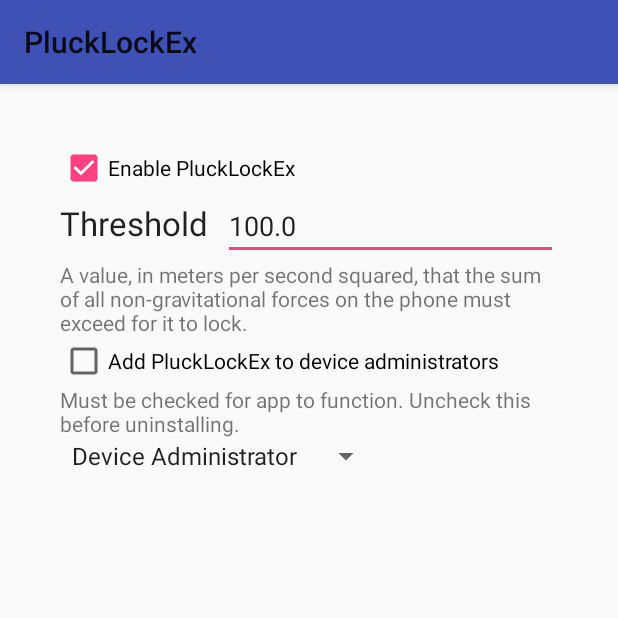
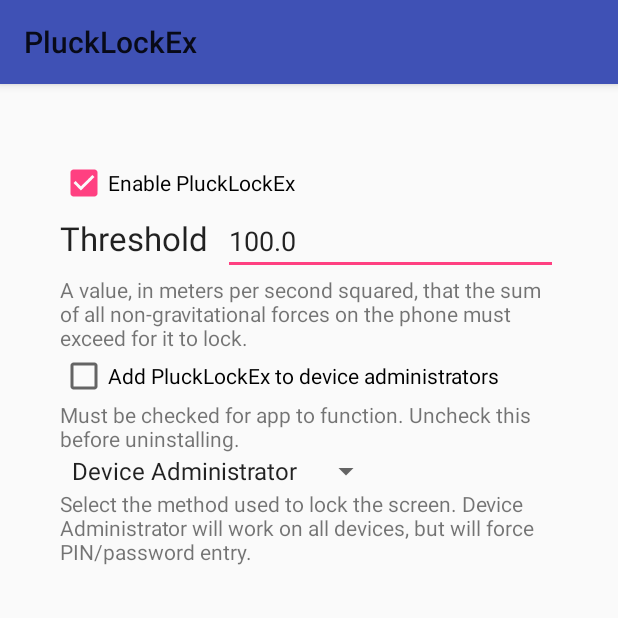
Before and after one commit to 0xFireball/PluckLockEx, an Android app: the screen it shows after launch (SettingsActivity), on a phone screen of 412 x 824 dp, the top half of it. Run offline under Robolectric (Android 15) with nearby library versions, the phone set to English and light mode, and no system bars.

Commit message:
improve ui for lock method

```diff
--- a/app/src/main/java/xyz/iridiumion/plucklockex/AccelerometerService.java
+++ b/app/src/main/java/xyz/iridiumion/plucklockex/AccelerometerService.java
@@ -57,13 +57,13 @@ public class AccelerometerService extends Service {
                     threshold = prefs.getFloat("threshold_pref_key", 1);
                     if (threshold < SettingsActivity.MIN_THRESHOLD) {	// only possible pre-update.
                         threshold = SettingsActivity.DEFAULT_THRESHOLD;
-                        prefs.edit().putFloat("threshold_pref_key", threshold).commit();
+                        prefs.edit().putFloat("threshold_pref_key", threshold).apply();
                     }
                 } catch (ClassCastException e) {
                     // The user has a non-float in the settings! Probably because they're migrating from an old version of the app.
                     String thresholdStr = prefs.getString("threshold_pref_key", "1");
                     threshold = Float.valueOf(thresholdStr);
-                    prefs.edit().putFloat("threshold_pref_key", threshold).commit();
+                    prefs.edit().putFloat("threshold_pref_key", threshold).apply();
                 }
                 double x = Math.abs(event.values[0]);
                 double y = Math.abs(event.values[1]);
--- a/app/src/main/res/layout/activity_settings.xml
+++ b/app/src/main/res/layout/activity_settings.xml
@@ -1,5 +1,6 @@
 <?xml version="1.0" encoding="utf-8"?>
 <LinearLayout xmlns:android="http://schemas.android.com/apk/res/android"
+    style="@style/settings_style"
     android:layout_width="match_parent"
     android:layout_height="match_parent"
     android:orientation="vertical"
@@ -60,7 +61,11 @@
         android:id="@+id/lock_method"
         android:layout_width="wrap_content"
         android:layout_height="wrap_content"
-        android:entries="@array/lock_methods"
-        android:prompt="@string/prefs_pick_lock_method" />
+        android:entries="@array/lock_methods" />
+
+    <TextView
+        android:layout_width="wrap_content"
+        android:layout_height="wrap_content"
+        android:text="@string/prefs_pick_lock_method" />
 
 </LinearLayout>
--- a/app/src/main/res/values/strings.xml
+++ b/app/src/main/res/values/strings.xml
@@ -6,7 +6,7 @@
     <string name="prefs_enable_device_admin">Add PluckLockEx to device administrators</string>
     <string name="prefs_enable_device_admin_description">Must be checked for app to function. Uncheck this before uninstalling.</string>
     <string name="too_low">That threshold is too low. Trust me.</string>
-    <string name="prefs_pick_lock_method">Select Lock Method</string>
+    <string name="prefs_pick_lock_method">Select the method used to lock the screen. Device Administrator will work on all devices, but will force PIN/password entry.</string>
 
     <string-array name="lock_methods">
         <item>Device Administrator</item>
--- a/app/src/main/res/values/styles.xml
+++ b/app/src/main/res/values/styles.xml
@@ -8,4 +8,8 @@
         <item name="colorAccent">@color/colorAccent</item>
     </style>
 
+    <style name="settings_style">
+        <item name="android:layout_marginTop">10dp</item>
+    </style>
+
 </resources>
```
